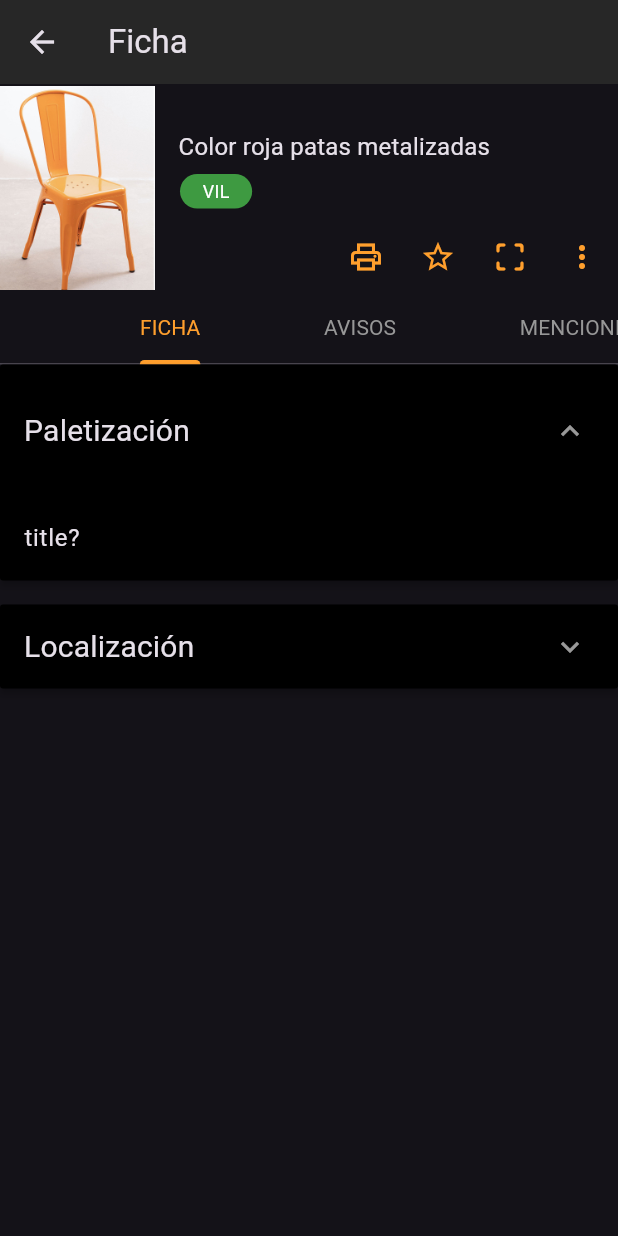
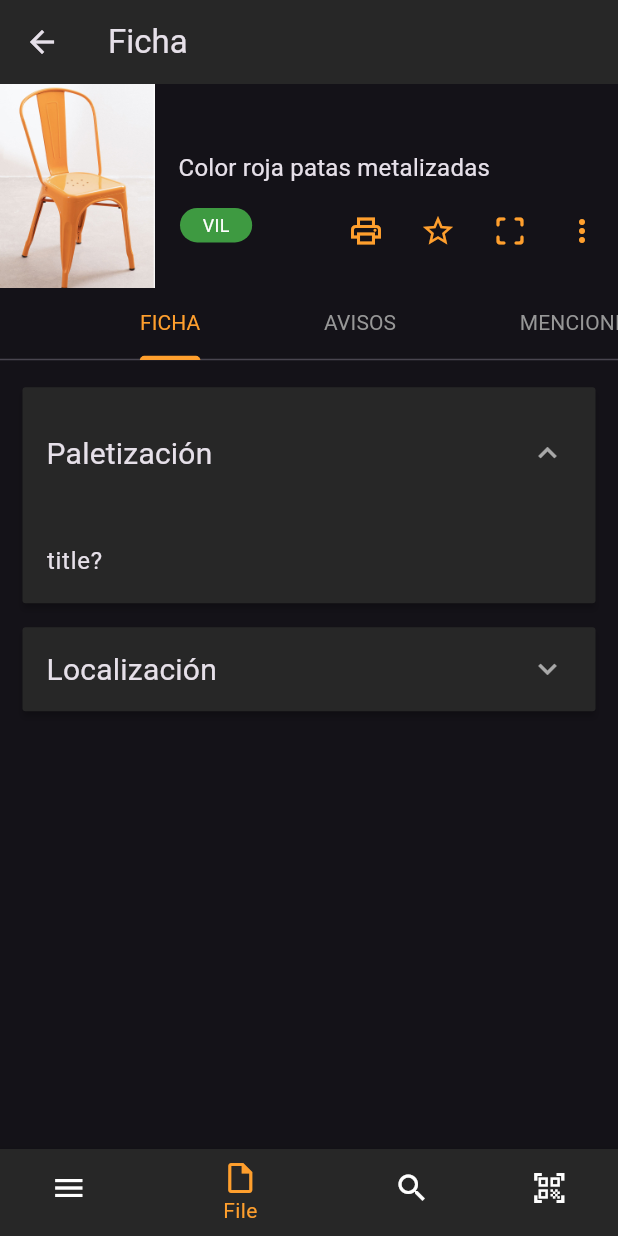
Before and after one commit to in-fperez/firebase-test, a Flutter app: the ProductDetailsScreen screen opened directly with empty values, on a phone screen of 412 x 824 dp. Run offline on Flutter 3.47's test engine with Material 2 defaults, Android fonts, the phone set to English and light mode, and no system bars; our stand-ins replace bloc, cloud_firestore, firebase_core, flutter_bloc; accounts and stored records are empty.

Commit message:
feat: updated styles and screens to the new desing

```diff
--- a/lib/router/app_router.dart
+++ b/lib/router/app_router.dart
@@ -1,6 +1,7 @@
 import 'package:firebase_testv2/cubit/product_list/product_list_cubit.dart';
 import 'package:firebase_testv2/screens/login_screen/login_screen.dart';
 import 'package:firebase_testv2/screens/options_screen/options_screen.dart';
+import 'package:firebase_testv2/screens/product_details/product_details.dart';
 import 'package:firebase_testv2/screens/product_list_screen/product_list_draggable_card.dart';
 import 'package:firebase_testv2/screens/product_list_screen/product_list_screen.dart';
 import 'package:flutter/material.dart';
@@ -17,7 +18,6 @@ class AppRouter {
           ),
           settings: settings,
         );
-
       case OptionsScreen.routeName:
         return MaterialPageRoute(
           builder: (_) => const OptionsScreen(),
--- a/lib/screens/product_details/product_details.dart
+++ b/lib/screens/product_details/product_details.dart
@@ -1,4 +1,5 @@
 import 'package:firebase_testv2/models/product.dart';
+import 'package:firebase_testv2/screens/global_widgets/bottom_navigation_bar.dart';
 import 'package:firebase_testv2/screens/global_widgets/warhouse_pill.dart';
 import 'package:flutter/material.dart';
 
@@ -63,14 +64,14 @@ class _ProductDetailsScreenState extends State<ProductDetailsScreen>
                       ),
                     ),
                   ),
-                  const Align(
-                      alignment: Alignment.centerLeft,
-                      child: Padding(
+                  Row(
+                    mainAxisAlignment: MainAxisAlignment.spaceBetween,
+                    children: [
+                      Padding(
                         padding: EdgeInsets.fromLTRB(17, 0, 0, 8),
                         child: CustomWarehousePill(warehouseName: "VIL"),
-                      )),
+                      ),
                       Row(
-                    mainAxisAlignment: MainAxisAlignment.end,
                         children: [
                           IconButton(
                             onPressed: () {},
@@ -104,7 +105,9 @@ class _ProductDetailsScreenState extends State<ProductDetailsScreen>
                       ),
                     ],
                   ),
-            )
+                ],
+              ),
+            ),
           ],
         ),
         TabBar(
@@ -127,10 +130,12 @@ class _ProductDetailsScreenState extends State<ProductDetailsScreen>
               horizontal: MediaQuery.of(context).size.width / 10),
           unselectedLabelColor: ColorConstants.ternaryColor,
         ),
-        ExpansionPanelList(
+        Padding(
+          padding: const EdgeInsets.symmetric(horizontal: 15, vertical: 18),
+          child: ExpansionPanelList(
             children: [
               ExpansionPanel(
-              backgroundColor: ColorConstants.primaryColor,
+                backgroundColor: ColorConstants.secondaryColor,
                 canTapOnHeader: true,
                 headerBuilder: (BuildContext context, bool isExpanded) {
                   return const ListTile(
@@ -150,7 +155,7 @@ class _ProductDetailsScreenState extends State<ProductDetailsScreen>
                 isExpanded: true,
               ),
               ExpansionPanel(
-              backgroundColor: ColorConstants.primaryColor,
+                backgroundColor: ColorConstants.secondaryColor,
                 canTapOnHeader: true,
                 headerBuilder: (BuildContext context, bool isExpanded) {
                   return const ListTile(
@@ -170,8 +175,10 @@ class _ProductDetailsScreenState extends State<ProductDetailsScreen>
                 isExpanded: false,
               ),
             ],
+          ),
         )
       ]),
+      bottomNavigationBar: CustomBottomBar(actualIndex: 1),
     );
   }
 }
```
Also changed, not shown: lib/screens/product_list_screen/product_list_screen.dart (+66 -35 lines), lib/screens/product_list_screen/widgets/product_list_element.dart (+6 -2 lines). Lines whose indentation alone changed are shown as unchanged.
